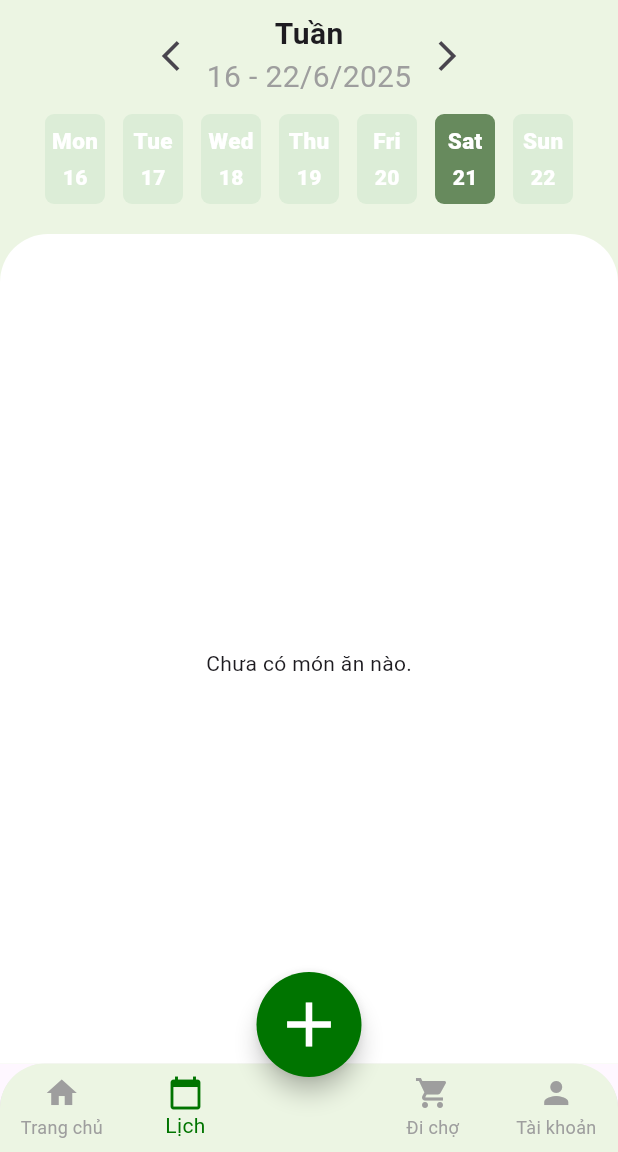
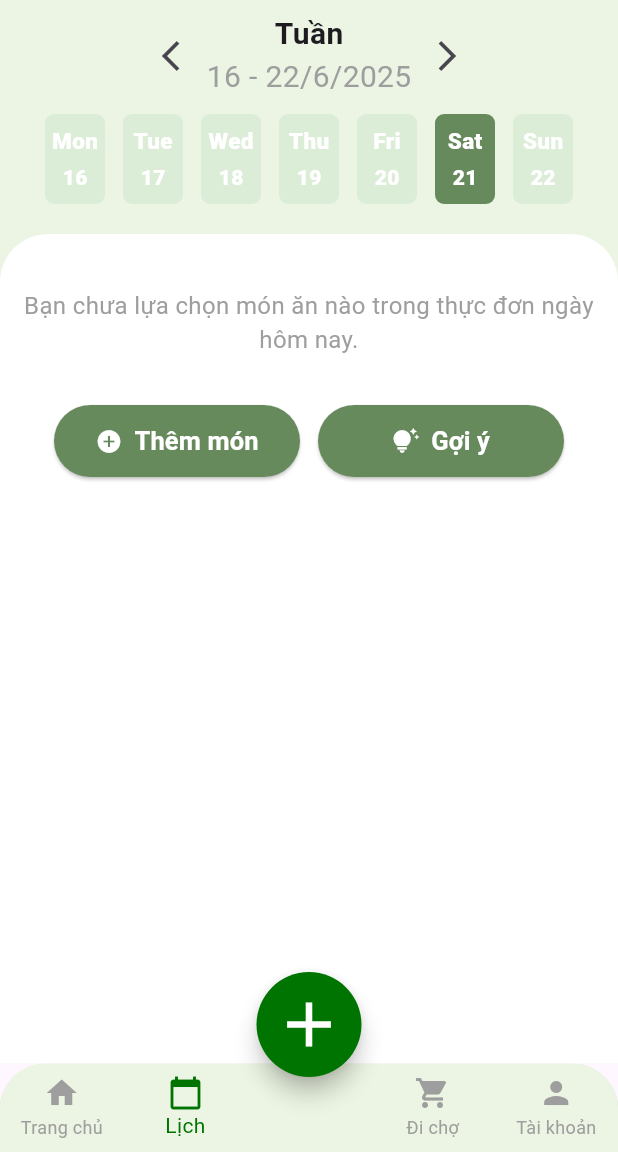
Before and after one commit to NguyenHongLoan125/lolly_app, a Flutter app: the CalendarScreen screen opened by its route, on a phone screen of 412 x 824 dp, the part 84-1236 px from its top. Run offline on Flutter 3.47's test engine with Material 3 defaults, Android fonts, the phone set to English and light mode, and no system bars; our stand-ins replace cached_network_image, flutter_secure_storage, get, go_router, google_fonts, shared_preferences and 1 more; accounts and stored records are empty.

Commit message:
Thực đơn theo tuần update

```diff
--- a/lolly_app/lib/views/screens/nav_screens/calendar_screen.dart
+++ b/lolly_app/lib/views/screens/nav_screens/calendar_screen.dart
@@ -1,4 +1,5 @@
 import 'package:flutter/material.dart';
+import 'package:go_router/go_router.dart';
 import 'package:lolly_app/controllers/dish_controller.dart';
 import 'package:lolly_app/views/screens/nav_screens/widgets/menu_dish_item.dart';
 import 'package:lolly_app/views/screens/nav_screens/widgets/week_selector.dart';
@@ -47,7 +48,7 @@ class _CalendarScreenState extends State<CalendarScreen> {
         children: [
           WeekSelector(
             onDateSelected: (selectedDate) {
-              _loadDishesByDate(selectedDate); // ✅ gọi lại stream khi chọn ngày
+              _loadDishesByDate(selectedDate);
             },
           ),
           const SizedBox(height: 20),
@@ -79,22 +80,77 @@ class _CalendarScreenState extends State<CalendarScreen> {
                       return const Center(child: CircularProgressIndicator());
                     }
 
-                    if (!snapshot.hasData || snapshot.data!.isEmpty) {
-                      return const Center(
-                        child: Text('Chưa có món ăn nào.'),
-                      );
-                    }
-
-                    final dishes = snapshot.data!;
+                    final dishes = snapshot.data ?? [];
 
                     return ListView.builder(
                       padding: const EdgeInsets.all(16.0),
-                      itemCount: dishes.length,
+                      itemCount: dishes.isEmpty ? 2 : dishes.length + 1,
                       itemBuilder: (context, index) {
-                        final dishData = dishes[index];
+
+                        if (dishes.isEmpty && index == 0) {
+                          return const Padding(
+                            padding: EdgeInsets.only(bottom: 16.0),
+                            child: Text(
+                              'Bạn chưa lựa chọn món ăn nào trong thực đơn ngày hôm nay.',
+                              textAlign: TextAlign.center,
+                              style: TextStyle(
+                                fontSize: 16,
+                                color: Colors.grey,
+                              ),
+                            ),
+                          );
+                        }
+
+                        if (index < dishes.length) {
+                          final dishData = dishes[index];
+                          return Padding(
+                            padding: const EdgeInsets.only(right: 12.0, bottom: 12),
+                            child: MenuDishItemWidget(dishData: dishData),
+                          );
+                        }
+
                         return Padding(
-                          padding: const EdgeInsets.only(right: 12.0, bottom: 12),
-                          child: MenuDishItemWidget(dishData: dishData),
+                          padding: const EdgeInsets.symmetric(vertical: 16.0, horizontal: 20),
+                          child: Row(
+                            mainAxisAlignment: MainAxisAlignment.spaceEvenly,
+                            children: [
+                              Expanded(
+                                child: ElevatedButton.icon(
+                                  onPressed: () {
+                                    context.go('/home');
+                                  },
+                                  icon: const Icon(Icons.add_circle),
+                                  label: const Text("Thêm món", style: TextStyle(fontSize: 17, fontWeight: FontWeight.bold),),
+                                  style: ElevatedButton.styleFrom(
+                                    backgroundColor: const Color(0xFF678A5D),
+                                    foregroundColor: Colors.white,
+                                    padding: const EdgeInsets.symmetric(vertical: 12),
+                                    shape: RoundedRectangleBorder(
+                                      borderRadius: BorderRadius.circular(30),
+                                    ),
+                                  ),
+                                ),
+                              ),
+                              const SizedBox(width: 12),
+                              Expanded(
+                                child: ElevatedButton.icon(
+                                  onPressed: () {
+                                    // TODO: Xử lý gợi ý món
+                                  },
+                                  icon: const Icon(Icons.tips_and_updates),
+                                  label: const Text("Gợi ý",style: TextStyle(fontSize: 17, fontWeight: FontWeight.bold),),
+                                  style: ElevatedButton.styleFrom(
+                                    backgroundColor: const Color(0xFF678A5D),
+                                    foregroundColor: Colors.white,
+                                    padding: const EdgeInsets.symmetric(vertical: 12),
+                                    shape: RoundedRectangleBorder(
+                                      borderRadius: BorderRadius.circular(30),
+                                    ),
+                                  ),
+                                ),
+                              ),
+                            ],
+                          ),
                         );
                       },
                     );
```
